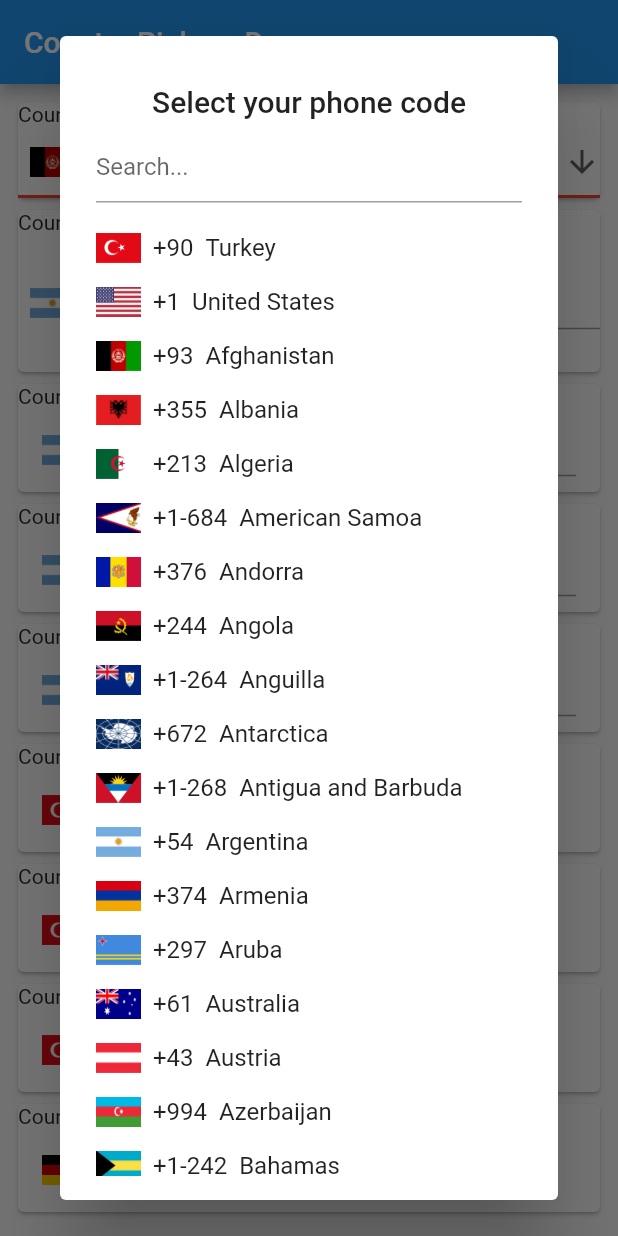
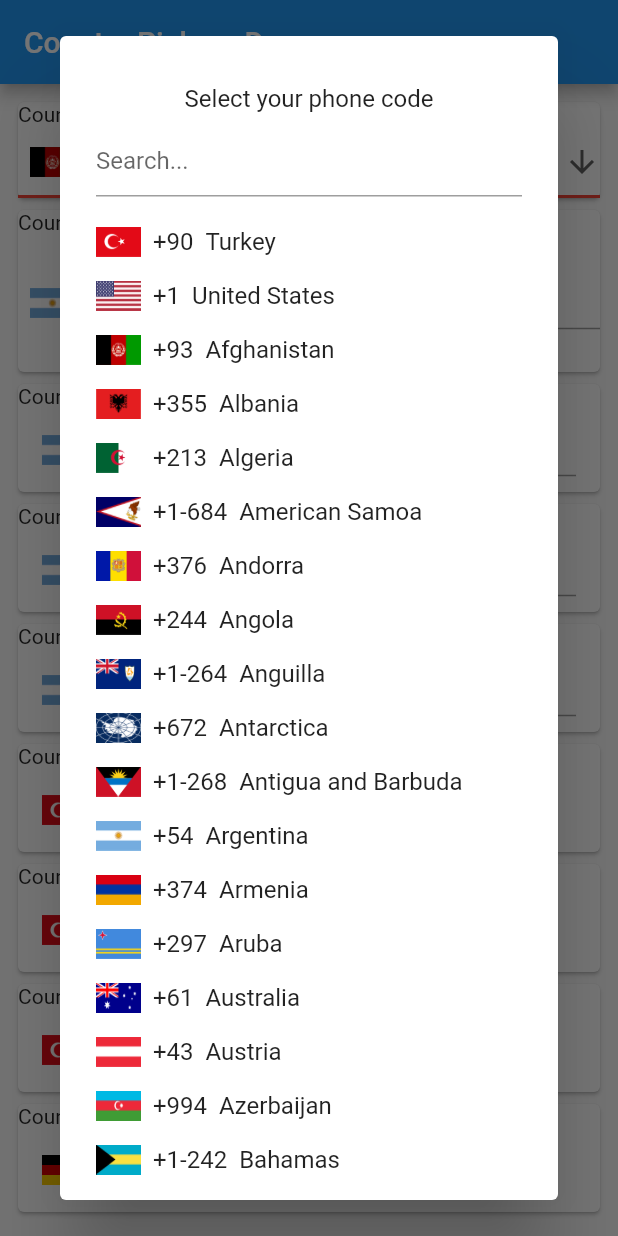
Before and after one commit to 7284Panchal/country_pickers, a Flutter app: the screen it shows after launch, after a tap on an icon or button, on a phone screen of 412 x 824 dp. Run offline on Flutter 3.47's test engine with Material 2 defaults, Android fonts, the phone set to English and light mode, and no system bars.

Commit message:
Update my_alert_dialog.dart

```diff
--- a/lib/utils/my_alert_dialog.dart
+++ b/lib/utils/my_alert_dialog.dart
@@ -105,7 +105,7 @@ class MyAlertDialog<T> extends StatelessWidget {
             new EdgeInsets.fromLTRB(
                 24.0, 24.0, 24.0, isDividerEnabled ? 20.0 : 0.0),
         child: new DefaultTextStyle(
-          style: Theme.of(context).textTheme.title,
+          style: Theme.of(context).textTheme.titleMedium,
           child: new Semantics(child: title, namesRoute: true),
         ),
       ));
@@ -130,7 +130,7 @@ class MyAlertDialog<T> extends StatelessWidget {
         child: new Padding(
           padding: contentPadding,
           child: new DefaultTextStyle(
-            style: Theme.of(context).textTheme.subhead,
+            style: Theme.of(context).textTheme.subtitle1,
             child: content,
           ),
         ),
```
